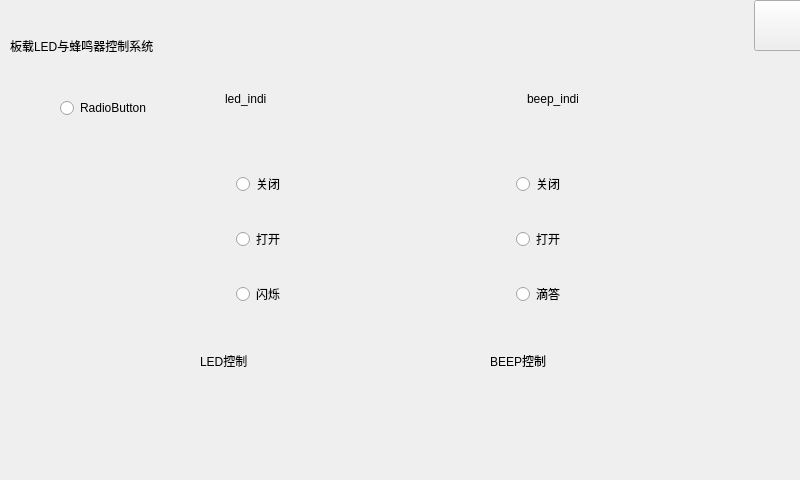
Before: the Qt Designer form app/QIndicator/mainwindow.ui in xicser/imx6ull_desktop, drawn with Qt 5.
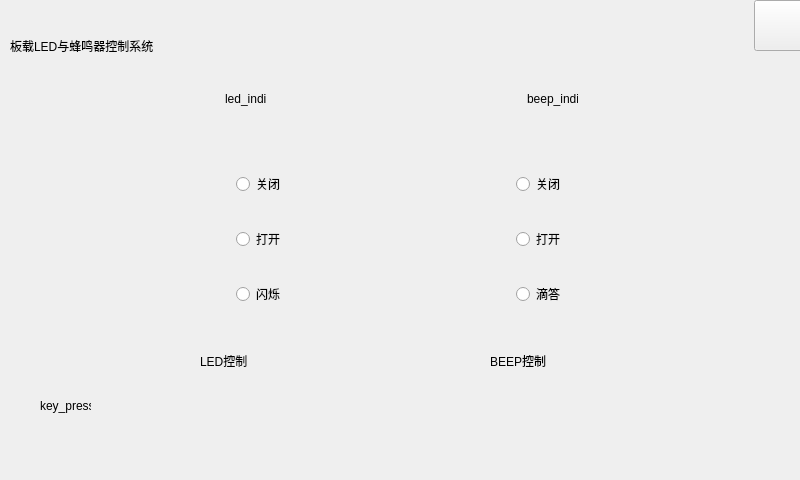
After: the same form once the commit is applied.

Diff of the .ui file:
```diff
--- a/app/QIndicator/mainwindow.ui
+++ b/app/QIndicator/mainwindow.ui
@@ -249,17 +249,17 @@
      </item>
     </layout>
    </widget>
-   <widget class="QRadioButton" name="radioButton">
+   <widget class="QLabel" name="label_key_press">
     <property name="geometry">
      <rect>
-      <x>60</x>
-      <y>100</y>
-      <width>89</width>
-      <height>16</height>
+      <x>40</x>
+      <y>380</y>
+      <width>51</width>
+      <height>51</height>
      </rect>
     </property>
     <property name="text">
-     <string>RadioButton</string>
+     <string>key_press</string>
     </property>
    </widget>
   </widget>
```
